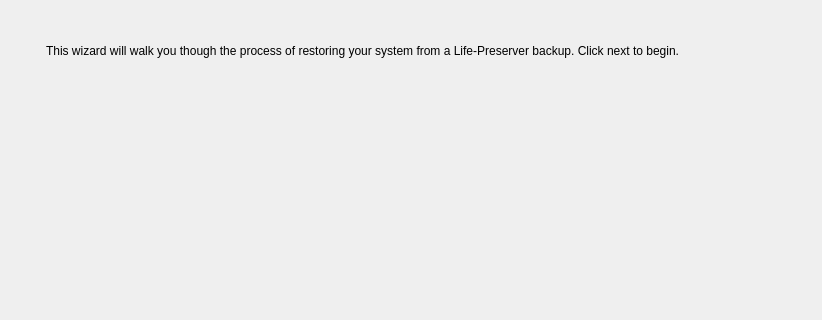
This is src-qt5/pc-installgui/wizardRestore.ui in trueos/trueos-utils-qt5 as Qt 5 draws it before an edit; both pictures show x 0 to 822 and y 0 to 320 of the 822 by 507 pixel window. The edited form follows.
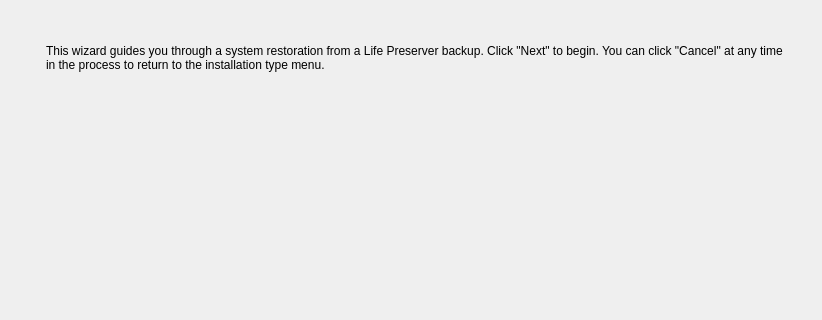
This is the edited form. Icons and pictures are not drawn.

Commit message: update text in Life Preserver screens

Patch:
```diff
--- a/src-qt5/pc-installgui/wizardRestore.ui
+++ b/src-qt5/pc-installgui/wizardRestore.ui
@@ -92,7 +92,7 @@
        </sizepolicy>
       </property>
       <property name="text">
-       <string>This wizard will walk you though the process of restoring your system from a Life-Preserver backup. Click next to begin. </string>
+       <string>This wizard guides you through a system restoration from a Life Preserver backup. Click &quot;Next&quot; to begin. You can click &quot;Cancel&quot; at any time in the process to return to the installation type menu.</string>
       </property>
       <property name="wordWrap">
        <bool>true</bool>
```
Left out of the diff: 2 changed lines with no effect on the pictures. The commit also changes 1 other file.
